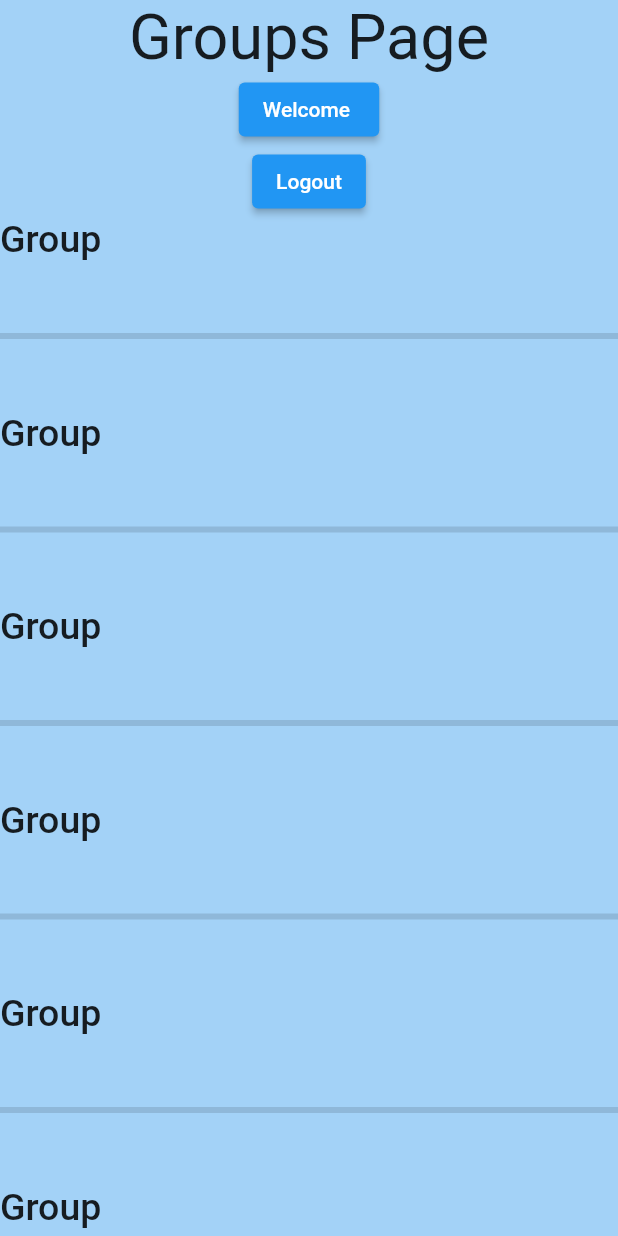
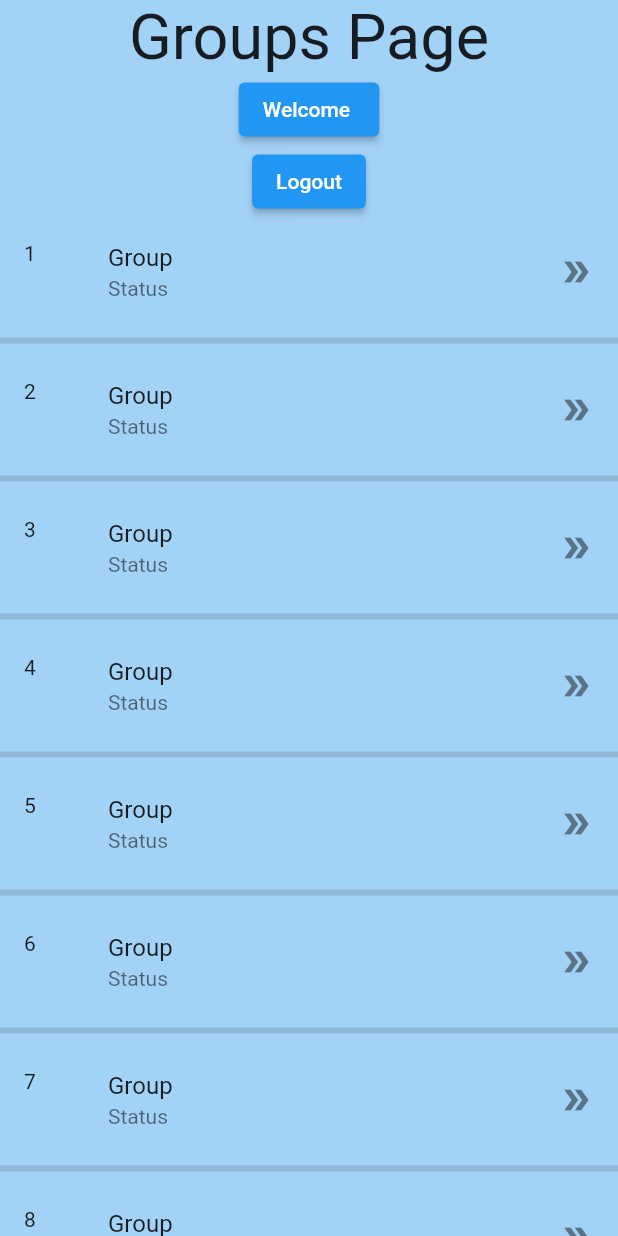
Before and after one commit to admirerr/SplitKaro, a Flutter app: the groupsPage screen opened directly, on a phone screen of 412 x 824 dp. Run offline on Flutter 3.47's test engine with Material 2 defaults, Android fonts, the light colour scheme and no system bars; our stand-ins replace babstrap_settings_screen, cloud_firestore, curved_navigation_bar, firebase_auth, firebase_core, fluttertoast and 1 more; accounts and stored records are empty.

Commit message:
Updated Listview groups added with tile

```diff
--- a/lib/nav_pages/groups.dart
+++ b/lib/nav_pages/groups.dart
@@ -65,17 +65,16 @@ class _groupsPageState extends State<groupsPage> {
                 child: ListView.separated(
                   shrinkWrap: true,
                   itemBuilder: (context, index){
-                    return Row(
-                      children: [
-                        Expanded(
-                            child: Text(arrNames[index], style: TextStyle(fontSize: 25, fontWeight: FontWeight.w500),)
-                        )
-                      ],
+                    return ListTile(
+                      leading: Text('${index+1}'),
+                      title: Text(arrNames[index]),
+                      subtitle: Text('Status'),
+                      trailing: Icon(Icons.double_arrow),
                     );
                   },
                   itemCount: arrNames.length,
                   separatorBuilder: (context, index){
-                    return Divider(height: 100, thickness: 4,);
+                    return Divider(height: 20, thickness: 4,);
                   },
                 ),
               ),
```
